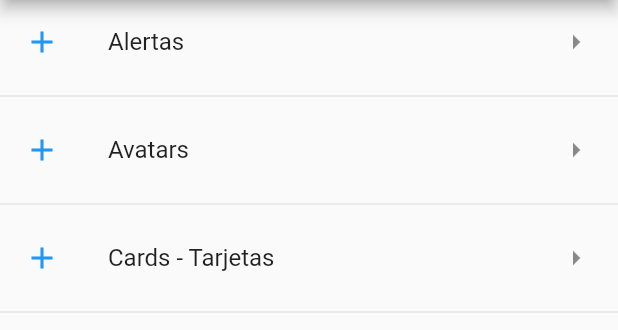
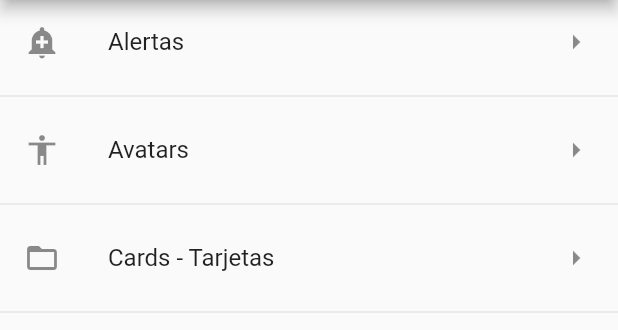
Before and after one commit to OswaldoAH/explorando_widgets, a Flutter app: the screen it shows after launch, on a phone screen of 412 x 824 dp, the part 84-414 px from its top. Run offline on Flutter 3.47's test engine with Material 2 defaults, Android fonts, the phone set to English and light mode, and no system bars.

Commit message:
Se creo el archivo para asignar un icon según el texto

```diff
--- /dev/null
+++ b/lib/src/Utils/icon_string_util.dart
@@ -0,0 +1,12 @@
+import 'package:flutter/material.dart';
+
+final _icons = <String, IconData>{
+  'add_alert' : Icons.add_alert,
+  'accessibility' : Icons.accessibility,
+  'folder_open' : Icons.folder_open,
+};
+
+
+Icon getIcon (String nombreIcono){
+  return Icon(_icons[nombreIcono]);
+}
--- a/lib/src/pages/home_page.dart
+++ b/lib/src/pages/home_page.dart
@@ -1,7 +1,7 @@
+import 'package:app_ejemplo_widgets/src/Utils/icon_string_util.dart';
 import 'package:flutter/material.dart';
 
 import 'package:app_ejemplo_widgets/src/providers/menu_provider.dart';
-
 
 class HomePage extends StatelessWidget {
   @override
@@ -15,10 +15,6 @@ class HomePage extends StatelessWidget {
   }
 
   Widget _lista() {
-    // menuProvider.cargarData().then((opciones){
-    //   print('_lista');
-    //   print(opciones);
-    // });
     return FutureBuilder(
       future: menuProvider.cargarData(),
       initialData: [],
@@ -28,7 +24,6 @@ class HomePage extends StatelessWidget {
         );
       },
     );
-
   }
 
   List<Widget> _crearLista(List<dynamic> data) {
@@ -36,14 +31,11 @@ class HomePage extends StatelessWidget {
     data.forEach((opt) {
       final widgetTemp = ListTile(
         title: Text(opt['texto']),
-        leading: Icon(Icons.add, color: Colors.blue,),
+        leading: getIcon(opt['icon']),
         trailing: Icon(Icons.arrow_right),
-        onTap: () {
-
-        },
+        onTap: () {},
       );
-      opciones..add(widgetTemp)
-              ..add(Divider());
+      opciones..add(widgetTemp)..add(Divider());
     });
     return opciones;
   }
```
